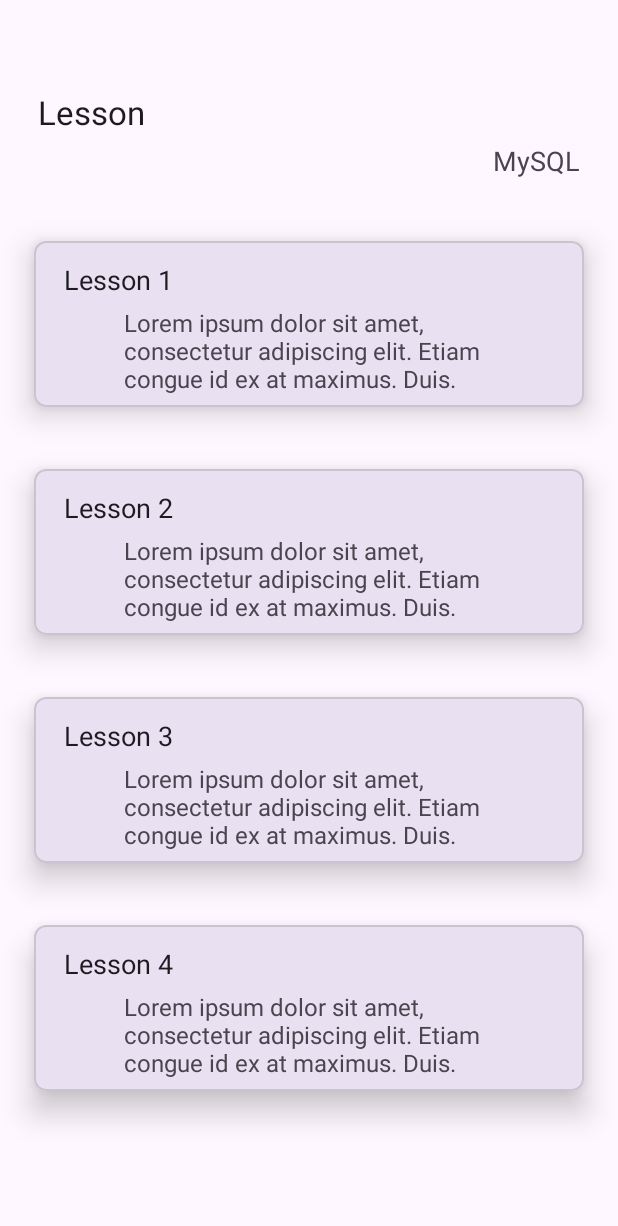
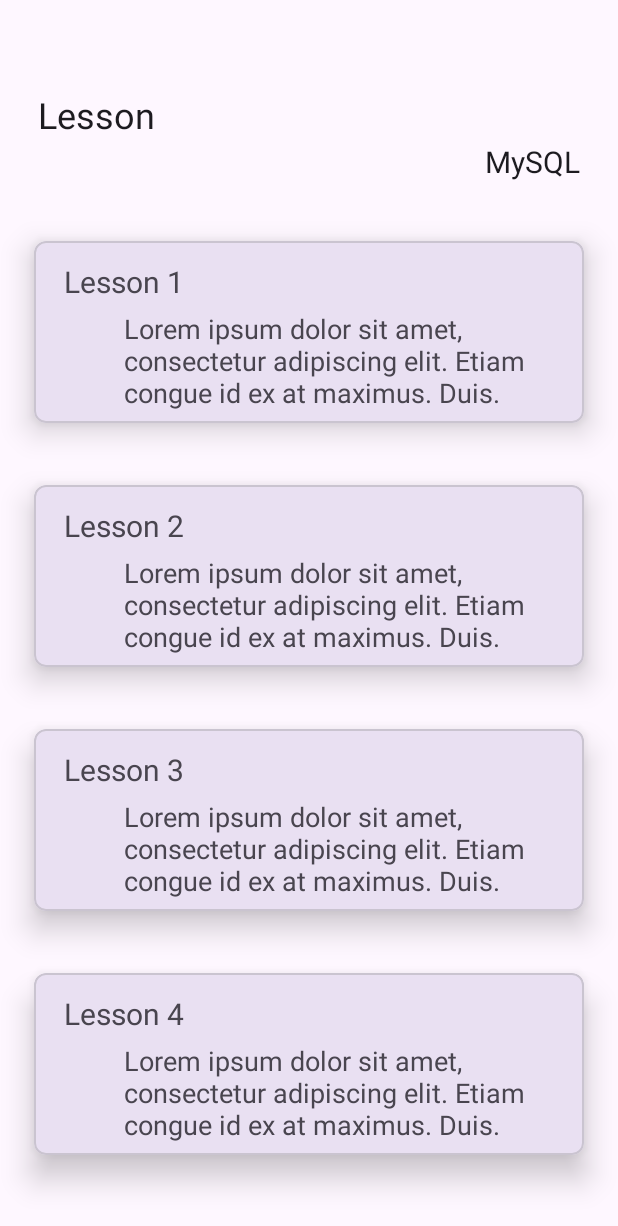
Before and after one commit to Kawtsun/ITeach, an Android app: the fragment LessonHome shown on its own in the app's theme, on a phone screen of 412 x 824 dp. Shown: the top 1226 px of the screen. Run offline under Robolectric (Android 15) with nearby library versions, the phone set to English and light mode, and no system bars.

```diff
--- a/app/src/main/res/layout/each_lesson.xml
+++ b/app/src/main/res/layout/each_lesson.xml
@@ -26,8 +26,8 @@
             android:paddingStart="10dp"
             android:paddingTop="5dp"
             android:text="Lesson 1"
-            android:textAppearance="@style/TextAppearance.AppCompat.Body1"
-            android:textSize="18sp"
+            android:textAppearance="@style/TextAppearance.AppCompat.Medium"
+            android:textSize="20sp"
             app:layout_constraintBottom_toBottomOf="parent"
             app:layout_constraintEnd_toEndOf="parent"
             app:layout_constraintHorizontal_bias="0.0"
@@ -44,7 +44,7 @@
             android:paddingStart="30sp"
             android:paddingTop="5sp"
             android:text="@string/lorem"
-            android:textSize="16sp"
+            android:textAppearance="@style/TextAppearance.AppCompat.Medium"
             app:layout_constraintBottom_toBottomOf="parent"
             app:layout_constraintEnd_toEndOf="parent"
             app:layout_constraintHorizontal_bias="0.0"
--- a/app/src/main/res/layout/fragment_lesson_home.xml
+++ b/app/src/main/res/layout/fragment_lesson_home.xml
@@ -17,6 +17,7 @@
         android:paddingTop="60dp"
         android:text="@string/lesson_home"
         android:textAppearance="@style/TextAppearance.AppCompat.Large"
+        android:textSize="24sp"
         tools:ignore="RtlSymmetry" />
 
     <androidx.constraintlayout.widget.ConstraintLayout
@@ -24,14 +25,15 @@
         android:layout_height="match_parent">
 
         <TextView
-            android:id="@+id/tvMySQL"
+            android:id="@+id/tvAboutDescription"
             android:layout_width="match_parent"
             android:layout_height="wrap_content"
             android:layout_marginTop="76dp"
+            android:paddingEnd="25dp"
             android:text="@string/sql"
             android:textAlignment="textEnd"
-            android:paddingEnd="25dp"
-            android:textAppearance="@style/TextAppearance.AppCompat.Medium"
+            android:textAppearance="@style/TextAppearance.AppCompat.Large"
+            android:textSize="20sp"
             app:layout_constraintBottom_toTopOf="@+id/tvHandler"
             app:layout_constraintEnd_toEndOf="parent"
             app:layout_constraintHorizontal_bias="0.0"
--- a/app/src/main/res/layout/fragment_result_home.xml
+++ b/app/src/main/res/layout/fragment_result_home.xml
@@ -15,6 +15,7 @@
         android:paddingTop="60dp"
         android:text="@string/result_home"
         android:textAppearance="@style/TextAppearance.AppCompat.Large"
+        android:textSize="24sp"
         tools:ignore="RtlSymmetry" />
 
 </FrameLayout>
--- a/app/src/main/res/values/strings.xml
+++ b/app/src/main/res/values/strings.xml
@@ -11,11 +11,12 @@
     <string name="lesson_home">Lesson</string>
     <string name="result_home">Result</string>
     <string name="about_home">About</string>
-
+    <string name="contributor">Contributors</string>
 
     <string name="sql">MySQL</string>
 
     <string name="lorem">Lorem ipsum dolor sit amet, consectetur adipiscing elit. Etiam congue id ex at maximus. Duis.</string>
+    <string name="lorem2">Lorem ipsum dolor sit amet, consectetur adipiscing elit. Etiam congue id ex at maximus. Duis.Lorem ipsum dolor sit amet, consectetur adipiscing elit. Etiam congue id ex at maximus. Duis.</string>
     <string name="loremlong"> Lorem ipsum dolor sit amet, consectetur adipiscing elit. Vestibulum vehicula dignissim tincidunt. Vivamus pulvinar sit amet velit at auctor. Mauris vel eleifend orci, eu suscipit massa. Fusce elementum, quam sit amet mollis viverra, massa risus aliquam purus, eu egestas nulla ligula in libero. In massa eros, congue et posuere nec, faucibus tincidunt urna. Donec non consequat magna. Ut porttitor imperdiet accumsan.
 
 Proin placerat arcu mauris, vel feugiat turpis vestibulum id. Morbi bibendum orci ut aliquam rutrum. Vivamus orci nisi, aliquet at porta a, efficitur sed nibh. Quisque imperdiet a tortor id vestibulum. Cras lobortis augue a elit gravida, accumsan commodo sem cursus. Fusce fermentum euismod neque sit amet elementum. Curabitur elementum, tortor eu laoreet tincidunt, nisl ante fermentum felis, eget volutpat est sem id lacus. Phasellus elementum massa ligula, non laoreet magna tristique ac. Vestibulum accumsan ipsum in tortor pretium, in vestibulum orci facilisis. Donec sem erat, viverra eu tempus quis, faucibus vitae velit. Aenean suscipit in diam vel sodales. Suspendisse in erat non urna sollicitudin egestas id non lorem. Interdum et malesuada fames ac ante ipsum primis in faucibus. Nullam nec faucibus nisi. Suspendisse ac ultricies enim, vel eleifend elit. \n\nLorem ipsum dolor sit amet, consectetur adipiscing elit. Vestibulum vehicula dignissim tincidunt. Vivamus pulvinar sit amet velit at auctor. Mauris vel eleifend orci, eu suscipit massa. Fusce elementum, quam sit amet mollis viverra, massa risus aliquam purus, eu egestas nulla ligula in libero. In massa eros, congue et posuere nec, faucibus tincidunt urna. Donec non consequat magna. Ut porttitor imperdiet accumsan.
```
Also changed, not shown: app/src/main/res/layout/activity_lesson_view.xml (+6 -5 lines), app/src/main/res/layout/fragment_about_home.xml (+50 -0 lines).
